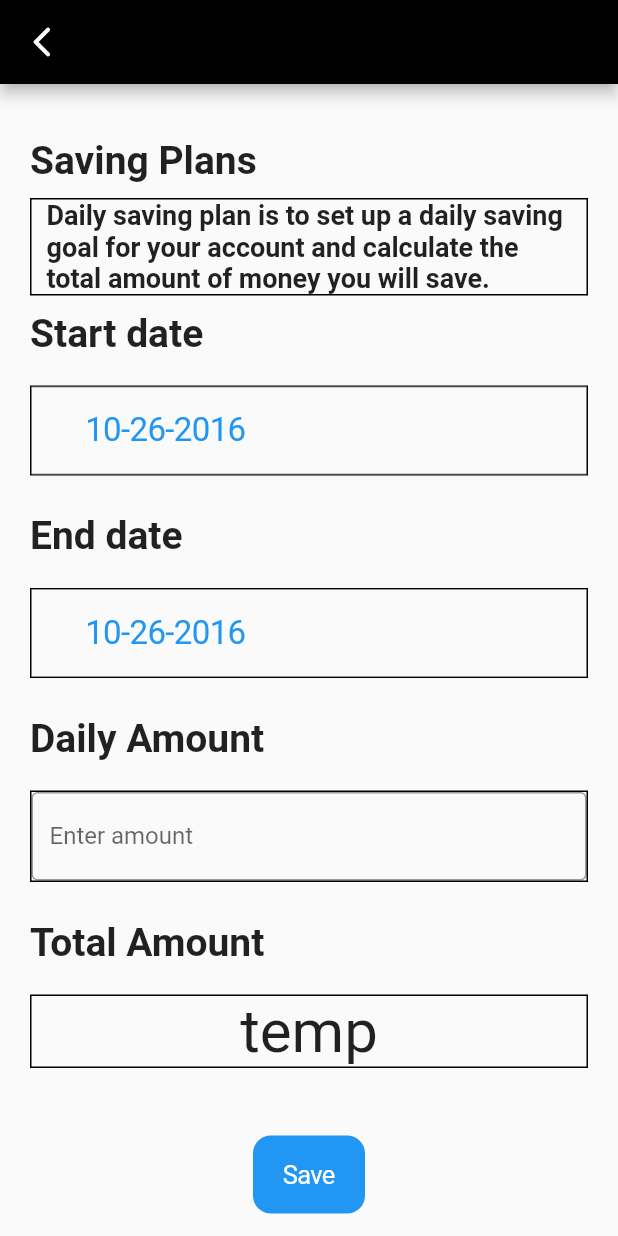
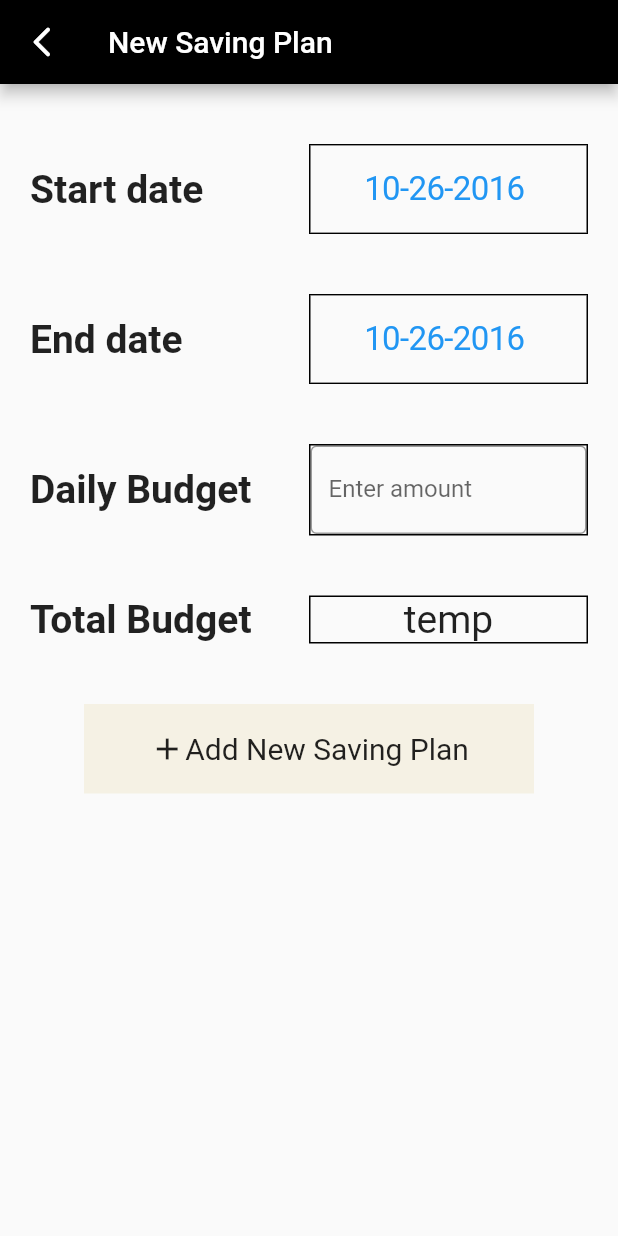
Before and after one commit to Zixuan01/CS184, a Flutter app: the SavedailyPage screen opened by its route, on a phone screen of 412 x 824 dp. Run offline on Flutter 3.47's test engine with Material 2 defaults, Android fonts, the phone set to English and light mode, and no system bars; our stand-ins replace firebase_auth, firebase_core, get; accounts and stored records are empty.

Commit message:
edited savings stuff

```diff
--- a/cs184/lib/save_page/save_daily.dart
+++ b/cs184/lib/save_page/save_daily.dart
@@ -47,6 +47,10 @@ class _SavedailyPageState extends State<SavedailyPage> {
     return Scaffold(
       appBar: AppBar(
           backgroundColor: Colors.black,
+          title: const Text(
+            "New Saving Plan",
+            textAlign: TextAlign.center,
+          ),
           leading: IconButton(
               onPressed: () {
                 Navigator.of(context).pop();
@@ -61,41 +65,7 @@ class _SavedailyPageState extends State<SavedailyPage> {
           child: Column(
             children: [
               Padding(
-                padding: const EdgeInsets.only(top: 36.0),
-                child: Row(
-                  children: [
-                    const Text("Saving Plans",
-                        textAlign: TextAlign.right,
-                        style: TextStyle(fontSize: 26, fontWeight: FontWeight.bold)),
-                    Expanded(
-                      child: Container(),
-                    ),
-                    Container(
-                        )
-                  ],
-                ),
-              ),
-              Padding(
-                padding: const EdgeInsets.only(top: 10.0),
-                child: Container(
-                  decoration: BoxDecoration(
-                    border: Border.all(width: 1.0, color: Colors.black),
-                  ),
-                  child: Padding(
-                    padding: const EdgeInsets.symmetric(horizontal: 10.0),
-                    child: Column(
-                      children: const [
-                        Text(
-                          "Daily saving plan is to set up a daily saving goal for your account and calculate the total amount of money you will save.",
-                          style: TextStyle(fontSize: 18, fontWeight: FontWeight.bold),
-                        ),
-                      ],
-                    ),
-                  ),
-                ),
-              ),
-              Padding(
-                padding: const EdgeInsets.only(top: 10.0),
+                padding: const EdgeInsets.only(top: 40.0),
                 child: Row(
                   children: [
                     const Text("Start date",
@@ -104,13 +74,8 @@ class _SavedailyPageState extends State<SavedailyPage> {
                     Expanded(
                       child: Container(),
                     ),
-                  ],
-                ),
-              ),
-              Padding(
-                padding: const EdgeInsets.symmetric(vertical: 20.0),
-                child: Container(
-                  width: double.infinity,
+                    Container(
+                      width: 186,
                       decoration: BoxDecoration(
                         border: Border.all(width: 1.0, color: Colors.black),
                       ),
@@ -147,10 +112,12 @@ class _SavedailyPageState extends State<SavedailyPage> {
                           ],
                         ),
                       ),
+                    )
+                  ],
                 ),
               ),
               Padding(
-                padding: const EdgeInsets.only(top: 5.0),
+                padding: const EdgeInsets.only(top: 40.0),
                 child: Row(
                   children: [
                     const Text("End date",
@@ -159,13 +126,8 @@ class _SavedailyPageState extends State<SavedailyPage> {
                     Expanded(
                       child: Container(),
                     ),
-                  ],
-                ),
-              ),
-              Padding(
-                padding: const EdgeInsets.symmetric(vertical: 20.0),
-                child: Container(
-                  width: double.infinity,
+                    Container(
+                      width: 186,
                       decoration: BoxDecoration(
                         border: Border.all(width: 1.0, color: Colors.black),
                       ),
@@ -202,25 +164,22 @@ class _SavedailyPageState extends State<SavedailyPage> {
                           ],
                         ),
                       ),
+                    )
+                  ],
                 ),
               ),
               Padding(
-                padding: const EdgeInsets.only(top: 5.0),
+                padding: const EdgeInsets.only(top: 40.0),
                 child: Row(
                   children: [
-                    const Text("Daily Amount",
+                    const Text("Daily Budget",
                         textAlign: TextAlign.right,
                         style: TextStyle(fontSize: 26, fontWeight: FontWeight.bold)),
                     Expanded(
                       child: Container(),
                     ),
-                  ],
-                ),
-              ),
-              Padding(
-                padding: const EdgeInsets.symmetric(vertical: 20.0),
-                child: Container(
-                  width: double.infinity,
+                    Container(
+                      width: 186,
                       decoration: BoxDecoration(
                         border: Border.all(width: 1.0, color: Colors.black),
                       ),
@@ -243,25 +202,22 @@ class _SavedailyPageState extends State<SavedailyPage> {
                           ],
                         ),
                       ),
+                    )
+                  ],
                 ),
               ),
               Padding(
-                padding: const EdgeInsets.only(top: 5.0),
+                padding: const EdgeInsets.only(top: 40.0),
                 child: Row(
                   children: [
-                    const Text("Total Amount",
+                    const Text("Total Budget",
                         textAlign: TextAlign.right,
                         style: TextStyle(fontSize: 26, fontWeight: FontWeight.bold)),
                     Expanded(
                       child: Container(),
                     ),
-                  ],
-                ),
-              ),
-              Padding(
-                padding: const EdgeInsets.symmetric(vertical: 20.0),
-                child: Container(
-                  width: double.infinity,
+                    Container(
+                      width: 186,
                       decoration: BoxDecoration(
                       border: Border.all(width: 1.0, color: Colors.black),
                       ),
@@ -270,26 +226,35 @@ class _SavedailyPageState extends State<SavedailyPage> {
                           children: const [
                             Text(
                               "temp",
-                          style: TextStyle(fontSize: 40),
+                              style: TextStyle(fontSize: 26),
                             )
                           ],
                         ),
                       ),
+                    )
+                  ],
                 ),
               ),
               Padding(
-                padding: const EdgeInsets.symmetric(vertical: 5.0),
-                child: Container(
-                  width: double.infinity,
-                  child: SingleChildScrollView(
-                    child: Column(
-                      children: [
-                        const SizedBox(height: 20),
-                        CupertinoButton.filled(
-                          onPressed: () {},
-                          child: const Text('Save'),
+                padding: EdgeInsets.only(top: 40.0),
+                child: SizedBox.fromSize(
+                  size: Size(300, 60),
+                  child: ClipRect(
+                    child: Material(
+                      color: Color.fromARGB(114, 238, 230, 201),
+                      child: InkWell(
+                        splashColor: Colors.green,
+                        onTap: () {
+                          // Navigator.of(context).pushNamed('/save_daily');
+                        },
+                        child: Row(
+                          mainAxisAlignment: MainAxisAlignment.center,
+                          children: <Widget>[
+                            Icon(Icons.add_sharp), // <-- Icon
+                            Text("Add New Saving Plan", style: TextStyle(fontSize: 20)), // <-- Text
+                          ],
                         ),
-                      ],
+                      ),
                     ),
                   ),
                 ),
```
Also changed, not shown: cs184/lib/save_page/save_page.dart (+37 -48 lines). Lines whose indentation alone changed are shown as unchanged.
